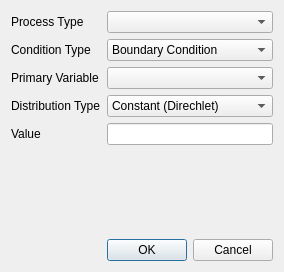
This is DataView/FEMConditionSetup.ui in ufz/ogs as Qt 5 draws it before an edit. The edited form follows.
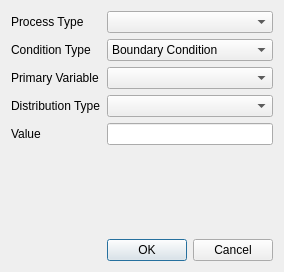
This is the edited form.

```diff
--- a/DataView/FEMConditionSetup.ui
+++ b/DataView/FEMConditionSetup.ui
@@ -48,13 +48,7 @@
     <widget class="QComboBox" name="processTypeBox"/>
    </item>
    <item row="4" column="1">
-    <widget class="QComboBox" name="disTypeBox">
-     <item>
-      <property name="text">
-       <string>Constant (Direchlet)</string>
-      </property>
-     </item>
-    </widget>
+    <widget class="QComboBox" name="disTypeBox"/>
    </item>
    <item row="3" column="0">
     <widget class="QLabel" name="label_5">
```
